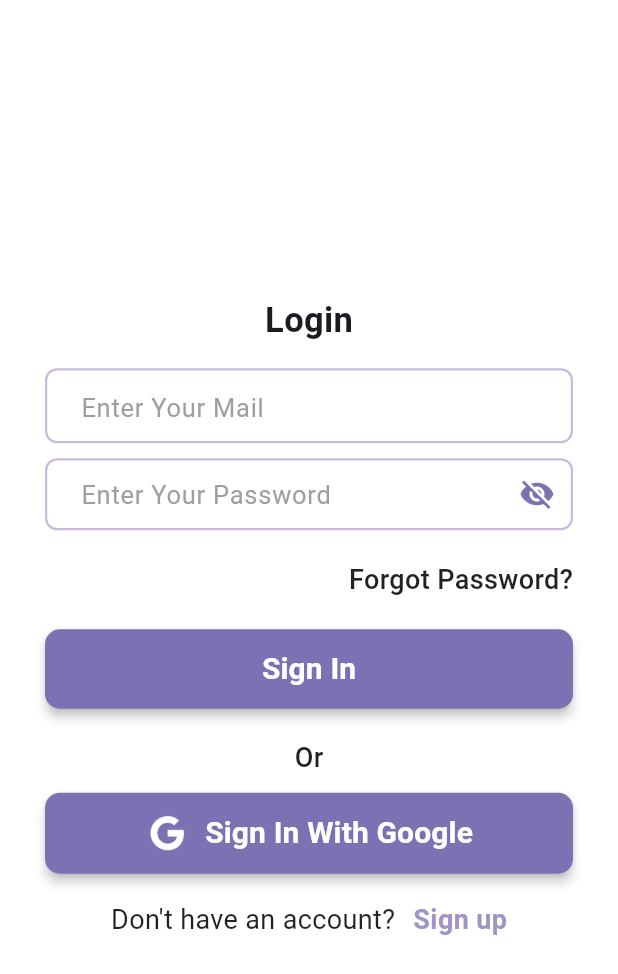
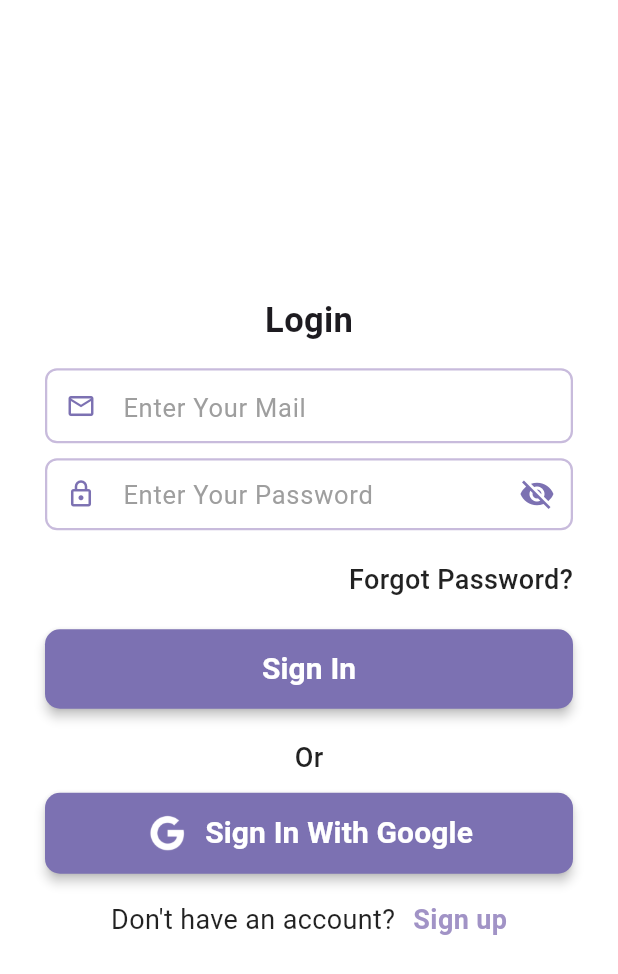
Before and after one commit to abdullahjohar23/basic-login-signup, a Flutter app: the screen it shows after launch, on a phone screen of 412 x 824 dp. Shown: the top 974 px of the screen. Run offline on Flutter 3.47's test engine with Material 3 defaults, Android fonts, the phone set to English and light mode, and no system bars; our stand-ins replace firebase_auth, firebase_core; accounts and stored records are empty; project files that could hold a hidden picture were left out.

Commit message:
prefix icon added in textfields

```diff
--- a/lib/login.dart
+++ b/lib/login.dart
@@ -147,7 +147,7 @@ class _LoginPageState extends State<LoginPage> {
 
                                     decoration: InputDecoration(
                                         contentPadding: EdgeInsets.symmetric(
-                                            horizontal: 20,
+                                            // horizontal: 5,
                                             vertical: 10,
                                         ),
 
@@ -155,6 +155,12 @@ class _LoginPageState extends State<LoginPage> {
                                         hintStyle: TextStyle(
                                             color: Colors.grey,
                                             fontSize: 17,
+                                        ),
+
+                                        prefixIcon: Icon(
+                                            Icons.mail_outlined,
+                                            color: Color(0xff7c71b2),
+                                            size: 20,
                                         ),
 
                                         // Thick border when not focused
@@ -206,6 +212,12 @@ class _LoginPageState extends State<LoginPage> {
                                         hintStyle: TextStyle(
                                             color: Colors.grey,
                                             fontSize: 17,
+                                        ),
+
+                                        prefixIcon: Icon(
+                                            Icons.lock_outlined,
+                                            color: Color(0xff7c71b2),
+                                            size: 20,
                                         ),
 
                                         // Thick border when not focused
```
